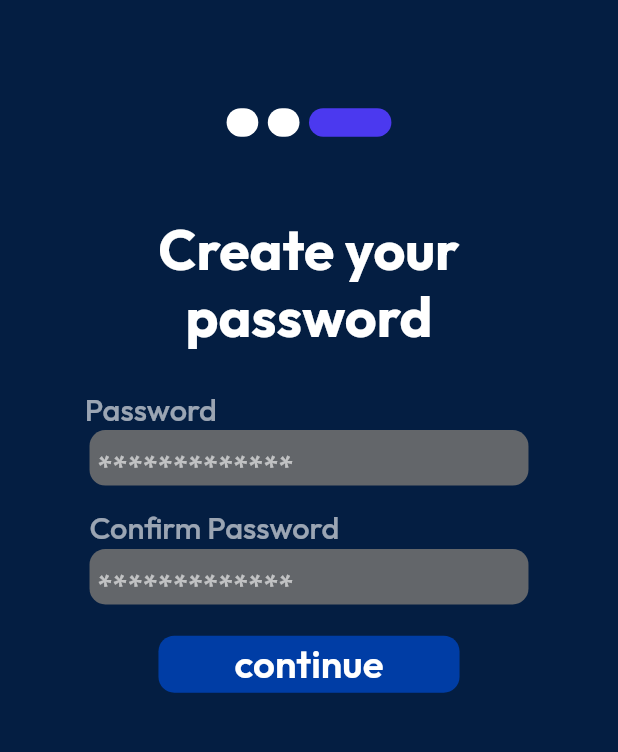
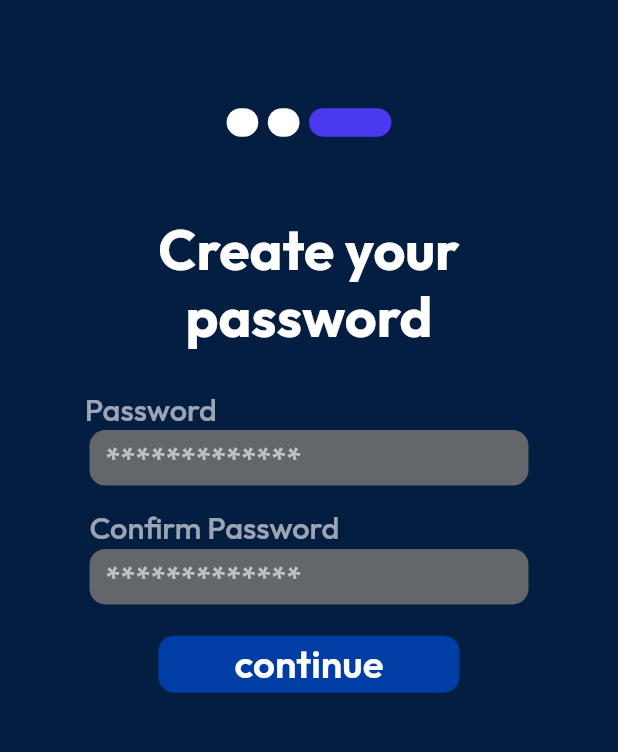
Before and after one commit to PontisDigital/allowance-app, a Flutter app: the OnboardPasswordPage screen opened directly with empty values, on a phone screen of 412 x 824 dp, the part 184-936 px from its top. Run offline on Flutter 3.47's test engine with Material 2 defaults, Android fonts, the phone set to English and light mode, and no system bars; our stand-ins replace cloud_firestore, firebase_auth, firebase_core, google_fonts, qr_flutter; accounts and stored records are empty; network calls fail.

Commit message:
center all onboarding text fields

```diff
--- a/lib/page-1/onboarding-2-done.dart
+++ b/lib/page-1/onboarding-2-done.dart
@@ -239,12 +239,7 @@ class _OnboardPasswordPageState extends State<OnboardPasswordPage> {
                                                   errorBorder: InputBorder.none,
                                                   disabledBorder:
                                                       InputBorder.none,
-                                                  contentPadding:
-                                                      EdgeInsets.fromLTRB(
-                                                          5 * fem,
-                                                          5 * fem,
-                                                          5 * fem,
-                                                          4 * fem),
+                                                  contentPadding: EdgeInsets.symmetric(vertical: 8 * fem, horizontal: 10 * fem),
                                                   hintText: '*************',
                                                   hintStyle: TextStyle(
                                                       color: Color(0x99ffffff)),
@@ -254,7 +249,7 @@ class _OnboardPasswordPageState extends State<OnboardPasswordPage> {
                                                   fontSize: 20 * ffem,
                                                   fontWeight: FontWeight.w500,
                                                   height: 1.26 * ffem / fem,
-                                                  color: Color(0xff000000),
+                                                  color: Color(0xffffffff),
                                                 ),
                                                 onChanged: (value) {
                                                   setState(() {
@@ -332,12 +327,7 @@ class _OnboardPasswordPageState extends State<OnboardPasswordPage> {
                                                           InputBorder.none,
                                                       disabledBorder:
                                                           InputBorder.none,
-                                                      contentPadding:
-                                                          EdgeInsets.fromLTRB(
-                                                              5 * fem,
-                                                              5 * fem,
-                                                              5 * fem,
-                                                              4 * fem),
+                                                      contentPadding: EdgeInsets.symmetric(vertical: 8 * fem, horizontal: 10 * fem),
                                                       hintText: '*************',
                                                       hintStyle: TextStyle(
                                                           color: Color(
@@ -349,7 +339,7 @@ class _OnboardPasswordPageState extends State<OnboardPasswordPage> {
                                                       fontWeight:
                                                           FontWeight.w500,
                                                       height: 1.26 * ffem / fem,
-                                                      color: Color(0xff000000),
+                                                      color: Color(0xffffffff),
                                                     ),
                                                     onChanged: (value) {
                                                       setState(() {
```
Also changed, not shown: lib/page-1/onboarding-1-done.dart (+2 -6 lines), lib/page-1/sign-in-with-password.dart (+2 -7 lines).
